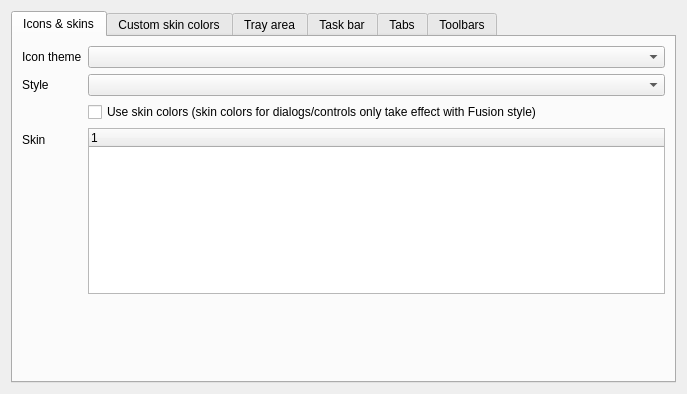
First picture: the form in src/librssguard/gui/settings/settingsgui.ui, repository martinrotter/rssguard, before the edit.
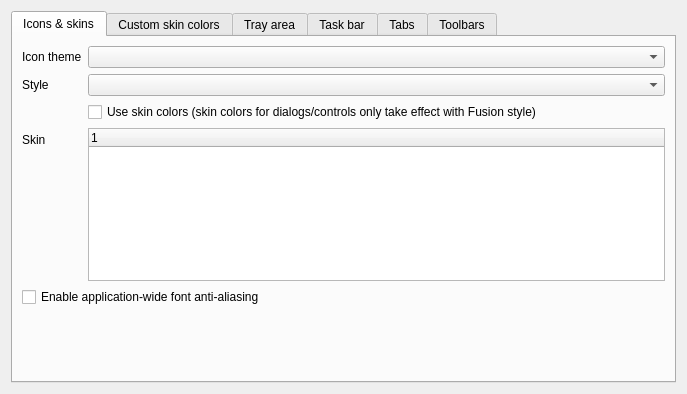
Second picture: the form after the edit. Custom widgets are drawn as their Qt base class.

Diff of the .ui file:
```diff
--- a/src/librssguard/gui/settings/settingsgui.ui
+++ b/src/librssguard/gui/settings/settingsgui.ui
@@ -93,7 +93,7 @@
          </column>
         </widget>
        </item>
-       <item row="4" column="0" colspan="2">
+       <item row="6" column="0" colspan="2">
         <spacer name="verticalSpacer">
          <property name="orientation">
           <enum>Qt::Orientation::Vertical</enum>
@@ -113,6 +113,16 @@
          </property>
         </widget>
        </item>
+       <item row="3" column="1">
+        <widget class="HelpSpoiler" name="m_helpSkinColors" native="true"/>
+       </item>
+       <item row="5" column="0" colspan="2">
+        <widget class="QCheckBox" name="m_checkFontAntialiasing">
+         <property name="text">
+          <string>Enable application-wide font anti-aliasing</string>
+         </property>
+        </widget>
+       </item>
       </layout>
      </widget>
      <widget class="QWidget" name="m_tabCustomSkinColors">
```
